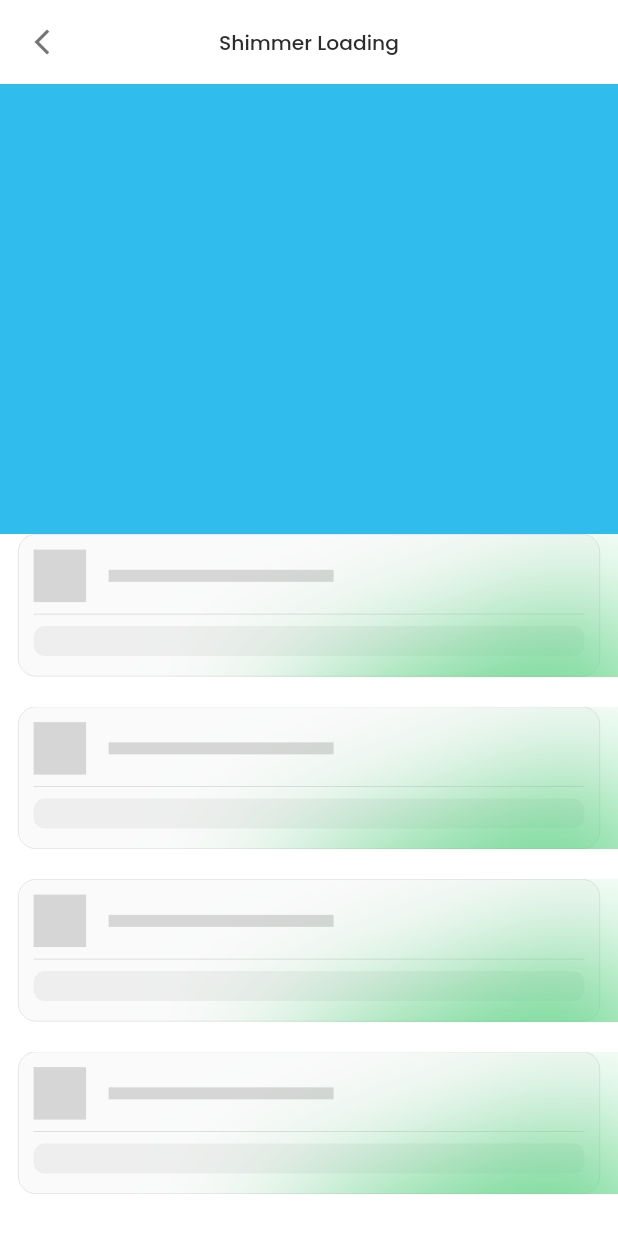
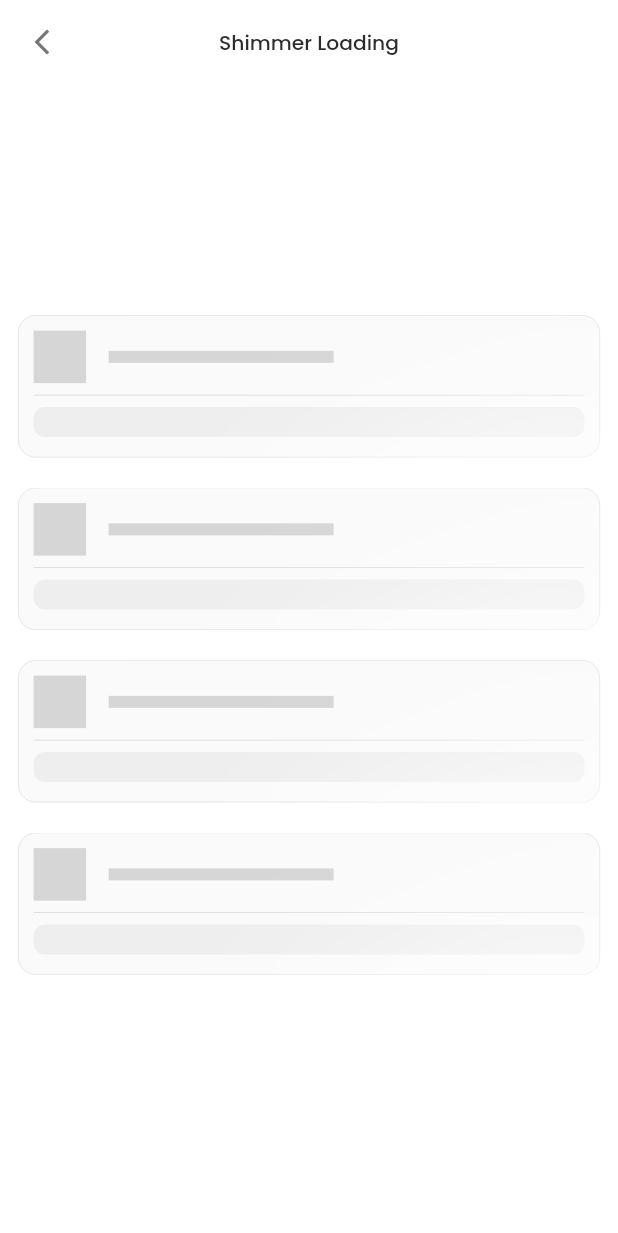
Before and after one commit to jbjason/packages_app, a Flutter app: the ShimmerLoadingScreen screen opened directly, on a phone screen of 412 x 824 dp. Shown: the top 1233 px of the screen. Run offline on Flutter 3.47's test engine with Material 3 defaults, Android fonts, the phone set to English and light mode, and no system bars; our stand-ins replace elegant_notification, logger, permission_handler; project files that could hold a hidden picture were left out.

Commit message:
Update shimmer_loading_screen.dart

```diff
--- a/lib/features/shimmer_loading/presentation/shimmer_loading_screen.dart
+++ b/lib/features/shimmer_loading/presentation/shimmer_loading_screen.dart
@@ -14,19 +14,15 @@ class ShimmerLoadingScreen extends StatelessWidget {
       appBar: MyDimens().getNormalAppBar("Shimmer Loading", [], context, true),
       body: SafeArea(
         child: Column(
+          mainAxisAlignment: MainAxisAlignment.center,
           children: [
-            Container(height: 300, color: MyColor.skyPrimary),
-            ShimmerloadingCard(
+            ShimmerloadingPremium(
               itemHeight: 95,
               length: 4,
               itemSeparateHeightWidth: 20,
-              heightLightColor: Colors.greenAccent,
-              secondaryColor: Colors.green,
               scrollDirection: Axis.vertical,
               child: _getChild(size),
             ),
-
-            // Container(height: 300, color: MyColor.skyPrimary),
           ],
         ),
       ),
@@ -76,8 +72,14 @@ class ShimmerLoadingScreen extends StatelessWidget {
       );
 }
 
-class ShimmerloadingCard extends StatefulWidget {
-  const ShimmerloadingCard(
+class Shimmerloading {
+  Widget _getTitle() {
+    return Container();
+  }
+}
+
+class ShimmerloadingPremium extends StatefulWidget {
+  const ShimmerloadingPremium(
       {super.key,
       required this.child,
       required this.itemHeight,
@@ -98,10 +100,10 @@ class ShimmerloadingCard extends StatefulWidget {
   final Axis scrollDirection;
   final Duration duration;
   @override
-  State<ShimmerloadingCard> createState() => _ShimmerloadingCardState();
+  State<ShimmerloadingPremium> createState() => _ShimmerloadingPremiumState();
 }
 
-class _ShimmerloadingCardState extends State<ShimmerloadingCard>
+class _ShimmerloadingPremiumState extends State<ShimmerloadingPremium>
     with TickerProviderStateMixin {
   late AnimationController _controller;
   late Animation<Color?> _colorAnimation;
@@ -130,10 +132,7 @@ class _ShimmerloadingCardState extends State<ShimmerloadingCard>
   @override
   Widget build(BuildContext context) {
     return _isVerticalScroll
-        ? SingleChildScrollView(
-            child: Column(
-                children: List.generate(widget.length, (i) => _getShimmeritem)),
-          )
+        ? Column(children: List.generate(widget.length, (i) => _getShimmeritem))
         : SingleChildScrollView(
             scrollDirection: Axis.horizontal,
             child: Row(
@@ -149,6 +148,7 @@ class _ShimmerloadingCardState extends State<ShimmerloadingCard>
           right: _isVerticalScroll ? 0 : widget.itemSeparateHeightWidth,
         ),
         child: Stack(
+          clipBehavior: Clip.hardEdge,
           children: [
             widget.child,
             Positioned(
```
